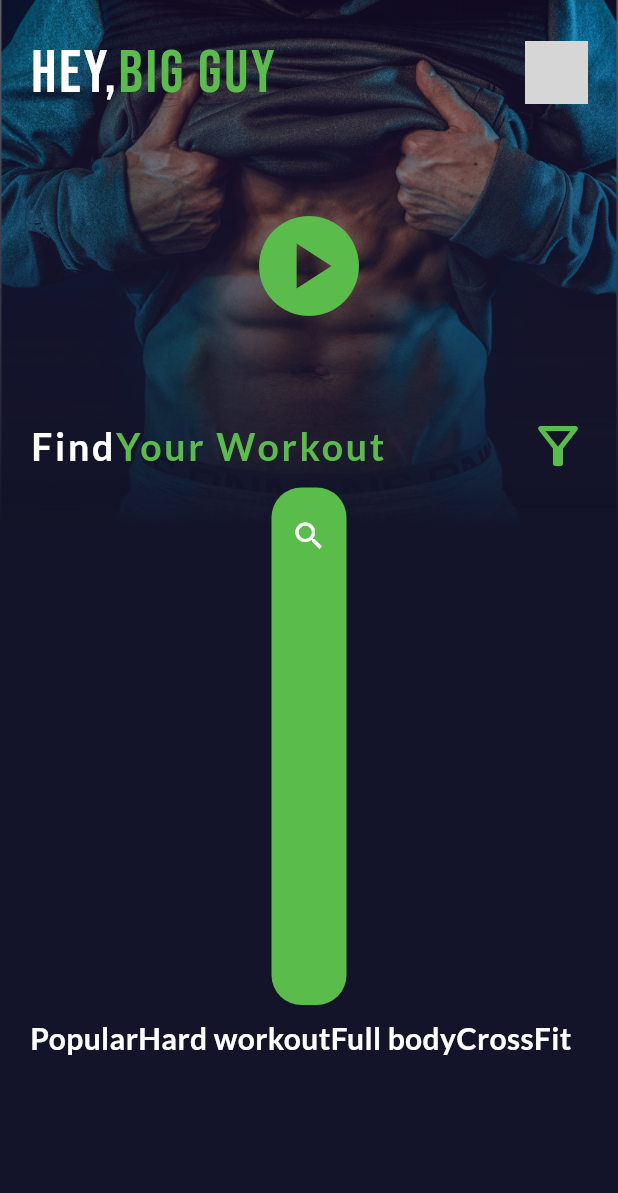
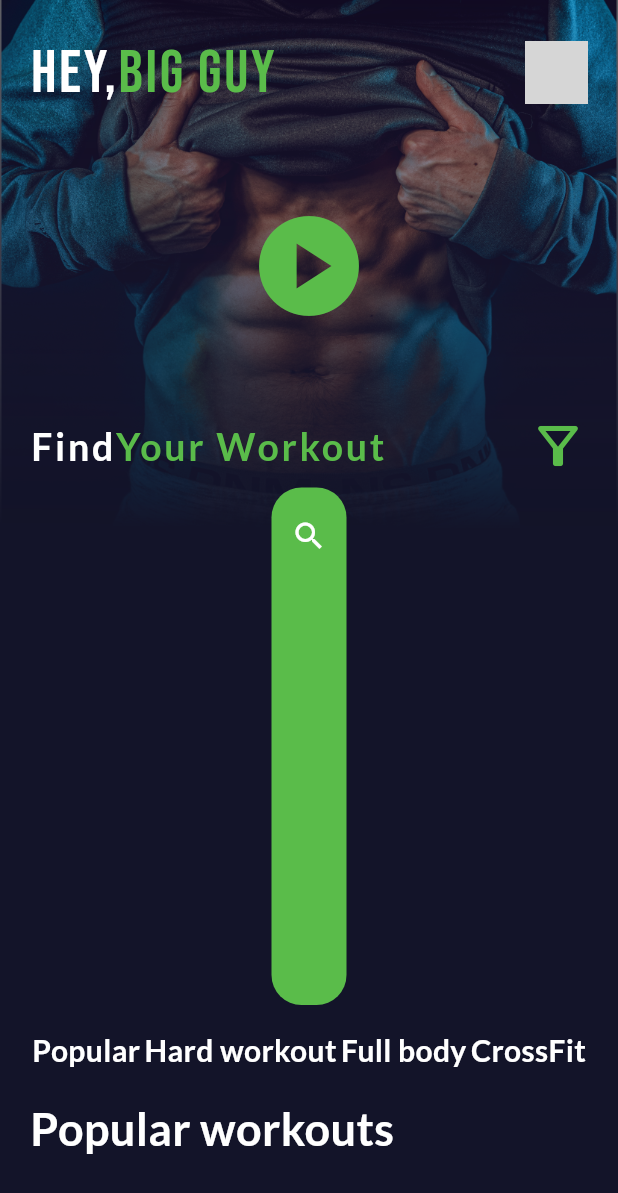
Before and after one commit to ktsweerathunga/workOut_flutterApp, a Flutter app: the HomeScreen screen opened directly, on a phone screen of 412 x 824 dp. Shown: the top 1193 px of the screen. Run offline on Flutter 3.47's test engine with Material 3 defaults, Android fonts, the phone set to English and light mode, and no system bars; our stand-ins replace google_fonts; grey boxes are pictures that could not be loaded.

Commit message:
refactor workout labels layout for improved spacing and readability

```diff
--- a/lib/home_screen.dart
+++ b/lib/home_screen.dart
@@ -106,7 +106,10 @@ class _HomeScreenState extends State<HomeScreen> {
                   ),
                 ),
               ),
-              Row(
+              Padding(
+                padding: const EdgeInsets.symmetric(vertical: 8.0),
+                child: Row(
+                  mainAxisAlignment: MainAxisAlignment.spaceAround,
                   children: [
                     Text("Popular", style: GoogleFonts.lato(
                       fontSize: 20,
@@ -129,7 +132,20 @@ class _HomeScreenState extends State<HomeScreen> {
                       fontWeight: FontWeight.bold
                     )),
                   ],
-              )
+                ),
+              ),
+              Padding(
+                padding: const EdgeInsets.only(top: 8.0),
+                child: Row(
+                  children: [
+                    Text("Popular workouts", style: GoogleFonts.lato(
+                      fontSize: 30,
+                      color: Colors.white,
+                      fontWeight: FontWeight.bold
+                    )),
+                  ],
+                ),
+              ),
             ],
           ),
         ),
```
Lines whose indentation alone changed are shown as unchanged.
